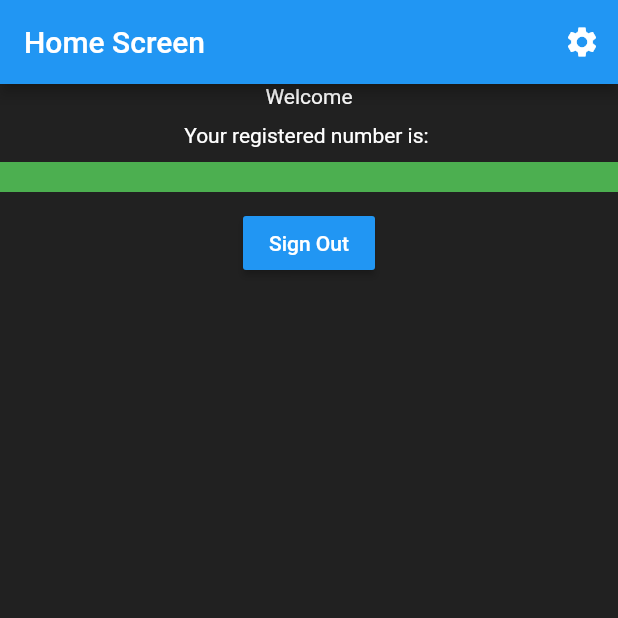
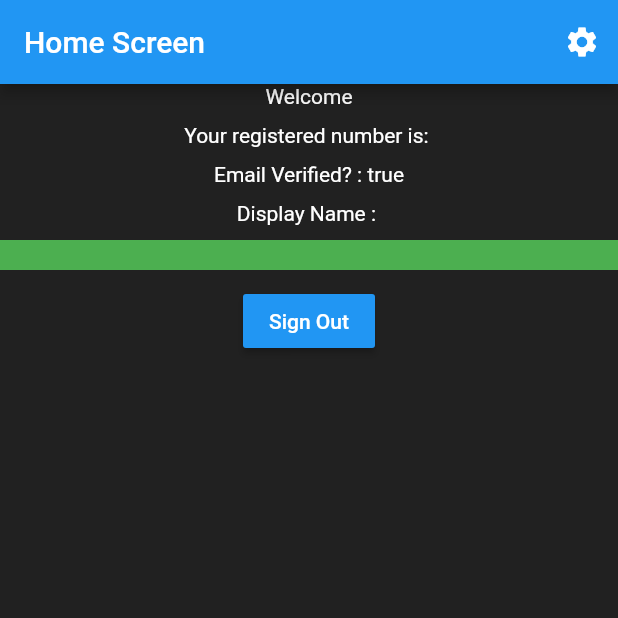
Before and after one commit to rupeswar/flutter-fire, a Flutter app: the screen it shows once a user with an empty profile is signed in, on a phone screen of 412 x 824 dp, the top half of it. Run offline on Flutter 3.47's test engine with Material 2 defaults, Android fonts, the phone set to English and light mode, and no system bars; our stand-ins replace cloud_firestore, connectivity, firebase_auth, firebase_core; missing offline and left inert: day_night_switcher; accounts and stored records are empty.

Commit message:
Added Email Verification

```diff
--- a/lib/screens/home_screen.dart
+++ b/lib/screens/home_screen.dart
@@ -1,4 +1,5 @@
 import 'package:connectivity/connectivity.dart';
+import 'package:firebase_auth/firebase_auth.dart';
 import 'package:flutter/cupertino.dart';
 import 'package:flutter/material.dart';
 import 'package:flutter_fire/screens/settings.dart';
@@ -33,6 +34,20 @@ class HomeScreen extends StatelessWidget {
                 ),
                 Text(
                   'Your registered number is: ${firestoreService.phoneNo}',
+                  style: TextStyle(color: theme.accentColor),
+                ),
+                SizedBox(
+                  height: 10,
+                ),
+                Text(
+                  'Email Verified? : ${FirebaseAuth.instance.currentUser.emailVerified}',
+                  style: TextStyle(color: theme.accentColor),
+                ),
+                SizedBox(
+                  height: 10,
+                ),
+                Text(
+                  'Display Name : ${FirebaseAuth.instance.currentUser.displayName}',
                   style: TextStyle(color: theme.accentColor),
                 ),
                 SizedBox(
```
Also changed, not shown: lib/screens/signIn_signUp.dart (+18 -0 lines), lib/services/email_auth.dart (+16 -8 lines).
